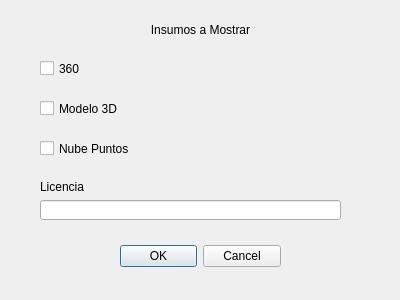
Before: the Qt Designer form GeoKasInsumos_dialog_base.ui in GeoKasCol/qgis-plugin, drawn with Qt 5.
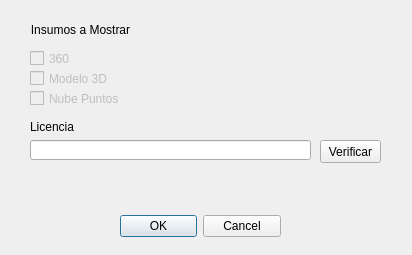
After: the same form once the commit is applied.

Commit message: Update UI layout and add new buttons for license verification

The edit to the form file:
```diff
--- a/GeoKasInsumos_dialog_base.ui
+++ b/GeoKasInsumos_dialog_base.ui
@@ -6,8 +6,8 @@
    <rect>
     <x>0</x>
     <y>0</y>
-    <width>400</width>
-    <height>300</height>
+    <width>412</width>
+    <height>255</height>
    </rect>
   </property>
   <property name="windowTitle">
@@ -17,7 +17,7 @@
    <property name="geometry">
     <rect>
      <x>120</x>
-     <y>240</y>
+     <y>210</y>
      <width>161</width>
      <height>32</height>
     </rect>
@@ -32,7 +32,7 @@
   <widget class="QLabel" name="labelTitulo">
    <property name="geometry">
     <rect>
-     <x>150</x>
+     <x>30</x>
      <y>20</y>
      <width>101</width>
      <height>20</height>
@@ -46,10 +46,13 @@
    </property>
   </widget>
   <widget class="QCheckBox" name="check360">
+   <property name="enabled">
+    <bool>false</bool>
+   </property>
    <property name="geometry">
     <rect>
-     <x>40</x>
-     <y>60</y>
+     <x>30</x>
+     <y>50</y>
      <width>141</width>
      <height>17</height>
     </rect>
@@ -59,10 +62,13 @@
    </property>
   </widget>
   <widget class="QCheckBox" name="checkModelo_3D">
+   <property name="enabled">
+    <bool>false</bool>
+   </property>
    <property name="geometry">
     <rect>
-     <x>40</x>
-     <y>100</y>
+     <x>30</x>
+     <y>70</y>
      <width>141</width>
      <height>17</height>
     </rect>
@@ -72,10 +78,13 @@
    </property>
   </widget>
   <widget class="QCheckBox" name="checkNubePuntos">
+   <property name="enabled">
+    <bool>false</bool>
+   </property>
    <property name="geometry">
     <rect>
-     <x>40</x>
-     <y>140</y>
+     <x>30</x>
+     <y>90</y>
      <width>141</width>
      <height>17</height>
     </rect>
@@ -87,9 +96,9 @@
   <widget class="QLineEdit" name="lineEdit">
    <property name="geometry">
     <rect>
-     <x>40</x>
-     <y>200</y>
-     <width>301</width>
+     <x>30</x>
+     <y>140</y>
+     <width>281</width>
      <height>20</height>
     </rect>
    </property>
@@ -97,8 +106,8 @@
   <widget class="QLabel" name="labelLicencia">
    <property name="geometry">
     <rect>
-     <x>40</x>
-     <y>180</y>
+     <x>30</x>
+     <y>120</y>
      <width>47</width>
      <height>13</height>
     </rect>
@@ -107,6 +116,45 @@
     <string>Licencia</string>
    </property>
   </widget>
+  <widget class="QPushButton" name="buttonVerificar">
+   <property name="geometry">
+    <rect>
+     <x>320</x>
+     <y>140</y>
+     <width>61</width>
+     <height>23</height>
+    </rect>
+   </property>
+   <property name="text">
+    <string>Verificar</string>
+   </property>
+  </widget>
+  <widget class="QLabel" name="labelNombreLicencia">
+   <property name="geometry">
+    <rect>
+     <x>30</x>
+     <y>160</y>
+     <width>351</width>
+     <height>16</height>
+    </rect>
+   </property>
+   <property name="text">
+    <string/>
+   </property>
+  </widget>
+  <widget class="QLabel" name="labelDuracionLicencia">
+   <property name="geometry">
+    <rect>
+     <x>30</x>
+     <y>180</y>
+     <width>351</width>
+     <height>16</height>
+    </rect>
+   </property>
+   <property name="text">
+    <string/>
+   </property>
+  </widget>
  </widget>
  <resources/>
  <connections>
```
Left out of the diff: 2 changed lines with no effect on the pictures. The commit also changes 4 other files.
